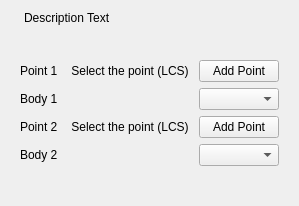
Before: the Qt Designer form BodySelector.ui in ljplessis/Nikra-DAP, drawn with Qt 5.
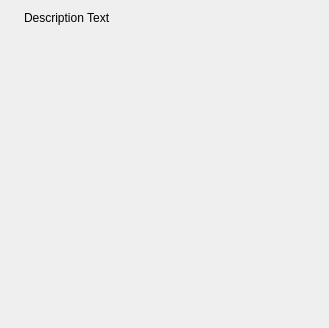
After: the same form once the commit is applied.

Diff of the .ui file:
```diff
--- a/BodySelector.ui
+++ b/BodySelector.ui
@@ -6,8 +6,8 @@
    <rect>
     <x>0</x>
     <y>0</y>
-    <width>235</width>
-    <height>155</height>
+    <width>329</width>
+    <height>251</height>
    </rect>
   </property>
   <property name="windowTitle">
@@ -34,8 +34,14 @@
    </item>
    <item row="1" column="0">
     <widget class="QStackedWidget" name="inputWidget">
+     <property name="sizePolicy">
+      <sizepolicy hsizetype="Preferred" vsizetype="Minimum">
+       <horstretch>0</horstretch>
+       <verstretch>0</verstretch>
+      </sizepolicy>
+     </property>
      <property name="currentIndex">
-      <number>0</number>
+      <number>3</number>
      </property>
      <widget class="QWidget" name="page_3">
       <layout class="QGridLayout" name="gridLayout_3">
@@ -213,6 +219,7 @@
        </item>
       </layout>
      </widget>
+     <widget class="QWidget" name="empty_page"/>
     </widget>
    </item>
   </layout>
```
